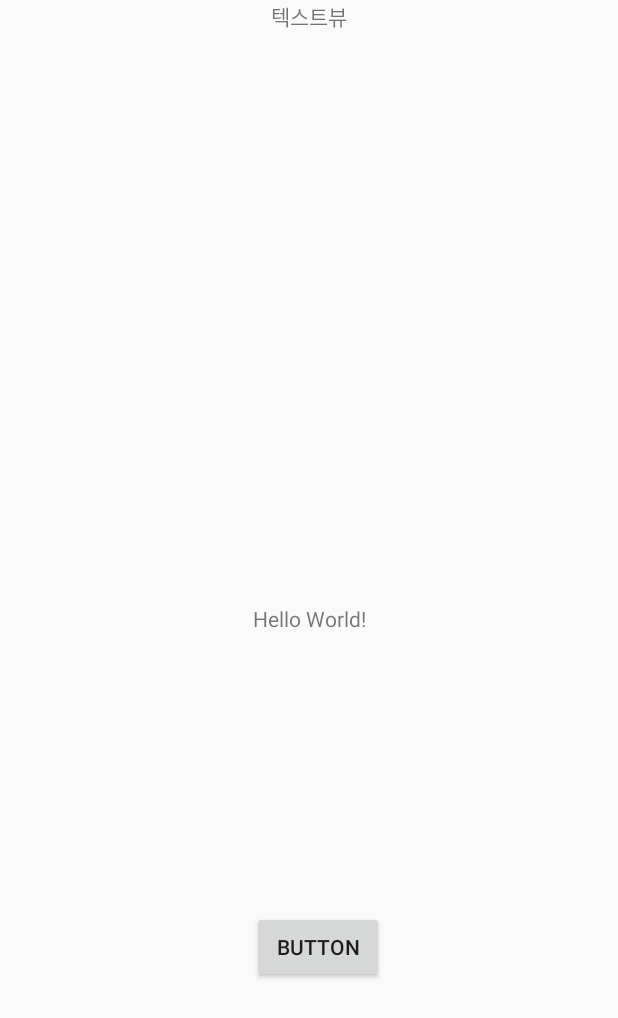
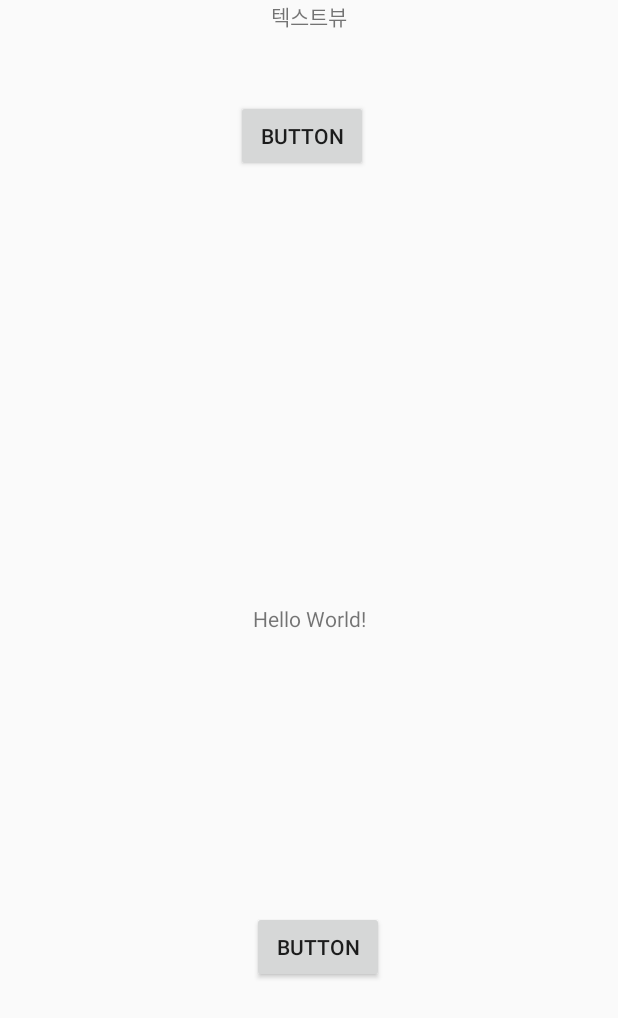
Before and after one commit to Han-minJI/Guru2_Project, an Android app: the screen it shows after launch (MainActivity), on a phone screen of 412 x 824 dp. Shown: the top 1018 px of the screen. Run offline under Robolectric (Android 15) with nearby library versions, the phone set to English and light mode, and no system bars.

Commit message:
이석현 버튼 추가

```diff
--- a/app/src/main/res/layout/activity_main.xml
+++ b/app/src/main/res/layout/activity_main.xml
@@ -40,4 +40,16 @@
         app:layout_constraintStart_toStartOf="parent"
         tools:layout_editor_absoluteY="212dp" />
 
+    <Button
+        android:id="@+id/button"
+        android:layout_width="wrap_content"
+        android:layout_height="wrap_content"
+        android:text="Button"
+        app:layout_constraintBottom_toBottomOf="parent"
+        app:layout_constraintEnd_toEndOf="parent"
+        app:layout_constraintHorizontal_bias="0.486"
+        app:layout_constraintStart_toStartOf="parent"
+        app:layout_constraintTop_toTopOf="parent"
+        app:layout_constraintVertical_bias="0.086" />
+
 </androidx.constraintlayout.widget.ConstraintLayout>
```
